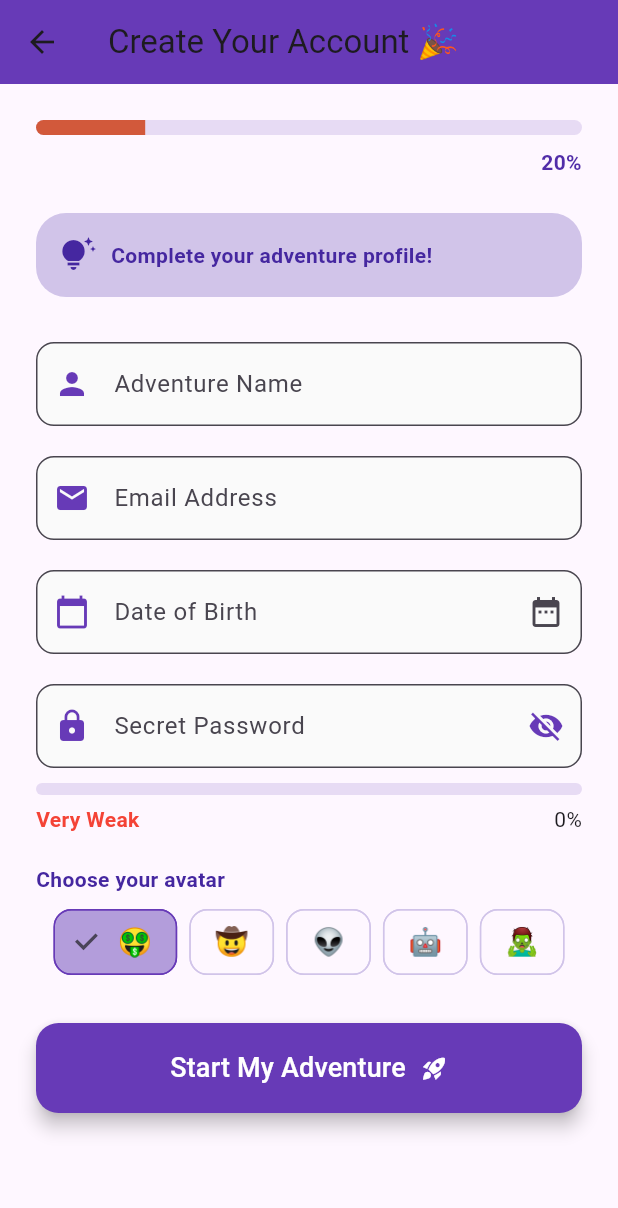
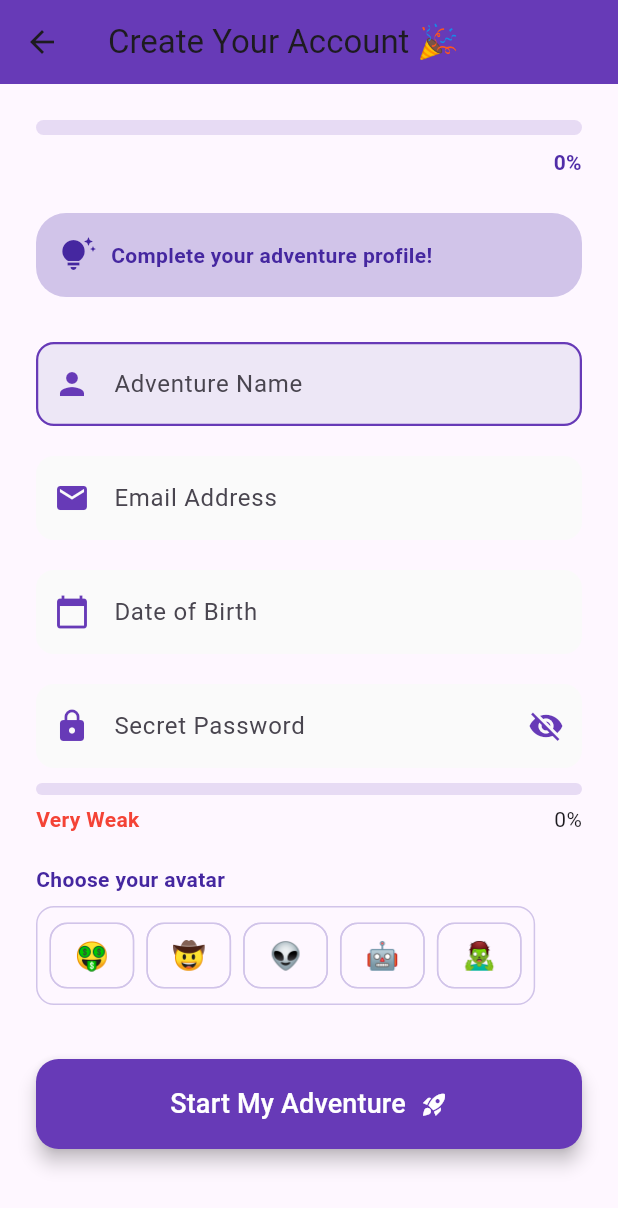
Before and after one commit to NickJohnson06/signup_adventure, a Flutter app: the SignupScreen screen opened directly, on a phone screen of 412 x 824 dp. Shown: the top 1208 px of the screen. Run offline on Flutter 3.47's test engine with Material 3 defaults, Android fonts, the phone set to English and light mode, and no system bars; our stand-ins replace animated_text_kit, confetti.

Commit message:
Bonus: added bounce effect with checkmarks for valid inputs and sequential field highlighting

```diff
--- a/lib/screens/signup_screen.dart
+++ b/lib/screens/signup_screen.dart
@@ -20,7 +20,7 @@ class _SignupScreenState extends State<SignupScreen> {
 
   // Avatar picker
   final List<String> _avatars = const ['🤑', '🤠', '👽', '🤖', '🧟‍♂️'];
-  String _selectedAvatar = '🤑';
+  String _selectedAvatar = '';
 
   // Password strength state
   int _pwdScore = 0;            // 0..5
@@ -144,7 +144,7 @@ class _SignupScreenState extends State<SignupScreen> {
           MaterialPageRoute(
             builder: (context) => SuccessScreen(
               userName: _nameController.text.trim(),
-              avatarEmoji: _selectedAvatar,
+              avatarEmoji: _selectedAvatar.isEmpty ? '😊' : _selectedAvatar,
               badges: badges,
             ),
           ),
@@ -155,14 +155,18 @@ class _SignupScreenState extends State<SignupScreen> {
 
   @override
   Widget build(BuildContext context) {
-    // Progress steps
+    // Progress steps (uses strength for password)
     final nameOk = _nameController.text.trim().isNotEmpty;
     final emailOk =
         RegExp(r'^[^@\s]+@[^@\s]+\.[^@\s]+$').hasMatch(_emailController.text.trim());
     final passwordOk = _pwdScore >= 2;
     final dobOk = _dobController.text.trim().isNotEmpty;
     final avatarOk = _selectedAvatar.isNotEmpty;
+
     final steps = [nameOk, emailOk, passwordOk, dobOk, avatarOk];
+
+    // Sequential field highlighting
+    final currentStepIndex = steps.indexWhere((s) => !s); // -1 when all done
 
     return Scaffold(
       appBar: AppBar(
@@ -209,20 +213,35 @@ class _SignupScreenState extends State<SignupScreen> {
                 const SizedBox(height: 30),
 
                 // Name
-                _buildTextField(
+                _bounceField(
+                  index: 0,
+                  isValid: nameOk,
+                  currentStepIndex: currentStepIndex,
+                  child: _buildTextField(
                     controller: _nameController,
                     label: 'Adventure Name',
                     icon: Icons.person,
+                    isValid: nameOk,
+                    isHighlighted: currentStepIndex == 0,
+                    extraSuffix: _validCheckIcon(nameOk),
                     validator: (v) =>
                         (v == null || v.isEmpty) ? 'What should we call you on this adventure?' : null,
+                  ),
                 ),
                 const SizedBox(height: 20),
 
                 // Email
-                _buildTextField(
+                _bounceField(
+                  index: 1,
+                  isValid: emailOk,
+                  currentStepIndex: currentStepIndex,
+                  child: _buildTextField(
                     controller: _emailController,
                     label: 'Email Address',
                     icon: Icons.email,
+                    isValid: emailOk,
+                    isHighlighted: currentStepIndex == 1,
+                    extraSuffix: _validCheckIcon(emailOk),
                     validator: (v) {
                       if (v == null || v.isEmpty) return 'We need your email for adventure updates!';
                       if (!v.contains('@') || !v.contains('.')) {
@@ -231,53 +250,30 @@ class _SignupScreenState extends State<SignupScreen> {
                       return null;
                     },
                   ),
+                ),
                 const SizedBox(height: 20),
 
                 // DOB
-                TextFormField(
-                  controller: _dobController,
-                  readOnly: true,
-                  onTap: _selectDate,
-                  decoration: InputDecoration(
-                    labelText: 'Date of Birth',
-                    prefixIcon: const Icon(Icons.calendar_today, color: Colors.deepPurple),
-                    border: OutlineInputBorder(borderRadius: BorderRadius.circular(12)),
-                    filled: true,
-                    fillColor: Colors.grey[50],
-                    suffixIcon: IconButton(
-                      icon: const Icon(Icons.date_range),
-                      onPressed: _selectDate,
+                _bounceField(
+                  index: 3,
+                  isValid: dobOk,
+                  currentStepIndex: currentStepIndex,
+                  child: _dobField(
+                    isValid: dobOk,
+                    isHighlighted: currentStepIndex == 3,
                   ),
-                  ),
-                  validator: (v) =>
-                      (v == null || v.isEmpty) ? 'When did your adventure begin?' : null,
                 ),
                 const SizedBox(height: 20),
 
                 // Password
-                TextFormField(
-                  controller: _passwordController,
-                  obscureText: !_isPasswordVisible,
-                  onChanged: _updatePasswordStrength,
-                  decoration: InputDecoration(
-                    labelText: 'Secret Password',
-                    prefixIcon: const Icon(Icons.lock, color: Colors.deepPurple),
-                    border: OutlineInputBorder(borderRadius: BorderRadius.circular(12)),
-                    filled: true,
-                    fillColor: Colors.grey[50],
-                    suffixIcon: IconButton(
-                      icon: Icon(
-                        _isPasswordVisible ? Icons.visibility : Icons.visibility_off,
-                        color: Colors.deepPurple,
+                _bounceField(
+                  index: 2,
+                  isValid: passwordOk,
+                  currentStepIndex: currentStepIndex,
+                  child: _passwordField(
+                    isValid: passwordOk,
+                    isHighlighted: currentStepIndex == 2,
                   ),
-                      onPressed: () => setState(() => _isPasswordVisible = !_isPasswordVisible),
-                    ),
-                  ),
-                  validator: (v) {
-                    if (v == null || v.isEmpty) return 'Every adventurer needs a secret password!';
-                    if (v.length < 6) return 'Make it stronger! At least 6 characters';
-                    return null;
-                  },
                 ),
 
                 // Strength meter
@@ -315,32 +311,14 @@ class _SignupScreenState extends State<SignupScreen> {
                 const SizedBox(height: 20),
 
                 // Avatar picker
-                Align(
-                  alignment: Alignment.centerLeft,
-                  child: Text(
-                    'Choose your avatar',
-                    style: TextStyle(fontSize: 14, fontWeight: FontWeight.w700, color: Colors.deepPurple[800]),
+                _bounceField(
+                  index: 4,
+                  isValid: avatarOk,
+                  currentStepIndex: currentStepIndex,
+                  child: _avatarPicker(
+                    isValid: avatarOk,
+                    isHighlighted: currentStepIndex == 4,
                   ),
-                ),
-                const SizedBox(height: 8),
-                Wrap(
-                  spacing: 8,
-                  runSpacing: 8,
-                  children: _avatars.map((emoji) {
-                    final selected = _selectedAvatar == emoji;
-                    return ChoiceChip(
-                      label: Text(emoji, style: const TextStyle(fontSize: 18)),
-                      selected: selected,
-                      selectedColor: Colors.deepPurple[200],
-                      onSelected: (_) => setState(() => _selectedAvatar = emoji),
-                      shape: RoundedRectangleBorder(
-                        borderRadius: BorderRadius.circular(12),
-                        side: BorderSide(
-                          color: selected ? Colors.deepPurple : Colors.deepPurple.shade100,
-                        ),
-                      ),
-                    );
-                  }).toList(),
                 ),
                 const SizedBox(height: 30),
 
@@ -381,22 +359,213 @@ class _SignupScreenState extends State<SignupScreen> {
     );
   }
 
+  //  UI helpers
+
+  // Wraps a field with a "bounce"
+  Widget _bounceField({
+    required int index,
+    required bool isValid,
+    required int currentStepIndex,
+    required Widget child,
+  }) {
+
+    final scale = isValid ? 1.02 : 1.0;
+    return AnimatedScale(
+      scale: scale,
+      duration: const Duration(milliseconds: 250),
+      curve: Curves.elasticOut,
+      child: child,
+    );
+  }
+
+  // Reusable text field with highlight + success styles
   Widget _buildTextField({
     required TextEditingController controller,
     required String label,
     required IconData icon,
+    required bool isValid,
+    required bool isHighlighted,
     required String? Function(String?) validator,
+    Widget? extraSuffix, // e.g., checkmark
   }) {
+    final baseFill = Colors.grey[50]!;
+    final highlightFill = Colors.deepPurple[50]!;
+    final fill = isHighlighted ? highlightFill : baseFill;
+
+    final borderColor = isValid
+        ? Colors.green
+        : (isHighlighted ? Colors.deepPurple : Colors.transparent);
+
     return TextFormField(
       controller: controller,
       decoration: InputDecoration(
         labelText: label,
         prefixIcon: Icon(icon, color: Colors.deepPurple),
         border: OutlineInputBorder(borderRadius: BorderRadius.circular(12)),
+        enabledBorder: OutlineInputBorder(
+          borderRadius: BorderRadius.circular(12),
+          borderSide: BorderSide(color: borderColor, width: isValid ? 2 : (isHighlighted ? 1.5 : 0)),
+        ),
         filled: true,
-        fillColor: Colors.grey[50],
+        fillColor: fill,
+        suffixIcon: extraSuffix,
       ),
       validator: validator,
     );
   }
+
+  // DOB field with highlight + check
+  Widget _dobField({required bool isValid, required bool isHighlighted}) {
+    final baseFill = Colors.grey[50]!;
+    final highlightFill = Colors.deepPurple[50]!;
+    final fill = isHighlighted ? highlightFill : baseFill;
+
+    final borderColor = isValid
+        ? Colors.green
+        : (isHighlighted ? Colors.deepPurple : Colors.transparent);
+
+    return TextFormField(
+      controller: _dobController,
+      readOnly: true,
+      onTap: _selectDate,
+      decoration: InputDecoration(
+        labelText: 'Date of Birth',
+        prefixIcon: const Icon(Icons.calendar_today, color: Colors.deepPurple),
+        border: OutlineInputBorder(borderRadius: BorderRadius.circular(12)),
+        enabledBorder: OutlineInputBorder(
+          borderRadius: BorderRadius.circular(12),
+          borderSide: BorderSide(color: borderColor, width: isValid ? 2 : (isHighlighted ? 1.5 : 0)),
+        ),
+        filled: true,
+        fillColor: fill,
+        suffixIcon: _validCheckIcon(isValid),
+        suffixIconConstraints: const BoxConstraints(minWidth: 0, minHeight: 0),
+      ),
+      validator: (v) =>
+          (v == null || v.isEmpty) ? 'When did your adventure begin?' : null,
+    );
   }
+
+  // Password field with highlight + visibility toggle + checkmark
+  Widget _passwordField({required bool isValid, required bool isHighlighted}) {
+    final baseFill = Colors.grey[50]!;
+    final highlightFill = Colors.deepPurple[50]!;
+    final fill = isHighlighted ? highlightFill : baseFill;
+
+    final borderColor = isValid
+        ? Colors.green
+        : (isHighlighted ? Colors.deepPurple : Colors.transparent);
+
+    return TextFormField(
+      controller: _passwordController,
+      obscureText: !_isPasswordVisible,
+      onChanged: _updatePasswordStrength,
+      decoration: InputDecoration(
+        labelText: 'Secret Password',
+        prefixIcon: const Icon(Icons.lock, color: Colors.deepPurple),
+        border: OutlineInputBorder(borderRadius: BorderRadius.circular(12)),
+        enabledBorder: OutlineInputBorder(
+          borderRadius: BorderRadius.circular(12),
+          borderSide: BorderSide(color: borderColor, width: isValid ? 2 : (isHighlighted ? 1.5 : 0)),
+        ),
+        filled: true,
+        fillColor: fill,
+        // Show both the eye toggle and the checkmark
+        suffixIcon: Row(
+          mainAxisSize: MainAxisSize.min,
+          children: [
+            if (isValid) _validCheckIcon(true),
+            IconButton(
+              icon: Icon(
+                _isPasswordVisible ? Icons.visibility : Icons.visibility_off,
+                color: Colors.deepPurple,
+              ),
+              onPressed: () => setState(() => _isPasswordVisible = !_isPasswordVisible),
+            ),
+          ],
+        ),
+      ),
+      validator: (v) {
+        if (v == null || v.isEmpty) return 'Every adventurer needs a secret password!';
+        if (v.length < 6) return 'Make it stronger! At least 6 characters';
+        return null;
+      },
+    );
+  }
+
+  // Avatar picker with highlight + success ring + bounce handled by wrapper
+  Widget _avatarPicker({required bool isValid, required bool isHighlighted}) {
+    final ringColor = isValid
+        ? Colors.green
+        : (isHighlighted ? Colors.deepPurple : Colors.deepPurple.shade100);
+
+    return Column(
+      crossAxisAlignment: CrossAxisAlignment.start,
+      children: [
+        Align(
+          alignment: Alignment.centerLeft,
+          child: Text(
+            'Choose your avatar',
+            style: TextStyle(
+              fontSize: 14,
+              fontWeight: FontWeight.w700,
+              color: Colors.deepPurple[800],
+            ),
+          ),
+        ),
+        const SizedBox(height: 8),
+        AnimatedContainer(
+          duration: const Duration(milliseconds: 250),
+          curve: Curves.easeOut,
+          padding: const EdgeInsets.all(8),
+          decoration: BoxDecoration(
+            color: isHighlighted ? Colors.deepPurple[50] : null,
+            borderRadius: BorderRadius.circular(12),
+            border: Border.all(color: ringColor, width: isValid ? 2 : 1),
+          ),
+          child: Wrap(
+            spacing: 8,
+            runSpacing: 8,
+            children: _avatars.map((emoji) {
+              final selected = _selectedAvatar == emoji;
+              return ChoiceChip(
+                label: Text(emoji, style: const TextStyle(fontSize: 18)),
+                selected: selected,
+                selectedColor: Colors.deepPurple[200],
+                onSelected: (_) => setState(() => _selectedAvatar = emoji),
+                shape: RoundedRectangleBorder(
+                  borderRadius: BorderRadius.circular(12),
+                  side: BorderSide(
+                    color: selected ? Colors.deepPurple : Colors.deepPurple.shade100,
+                  ),
+                ),
+              );
+            }).toList(),
+          ),
+        ),
+        const SizedBox(height: 6),
+        if (isValid)
+          Row(
+            children: const [
+              Icon(Icons.check_circle, color: Colors.green, size: 18),
+              SizedBox(width: 6),
+              Text('Avatar set!', style: TextStyle(color: Colors.green)),
+            ],
+          ),
+      ],
+    );
+  }
+
+  // Animated checkmark that scales in when valid
+  Widget _validCheckIcon(bool show) {
+    return AnimatedScale(
+      scale: show ? 1.0 : 0.0,
+      duration: const Duration(milliseconds: 220),
+      curve: Curves.easeOutBack,
+      child: const Padding(
+        padding: EdgeInsets.only(right: 6.0),
+        child: Icon(Icons.check_circle, color: Colors.green, size: 20),
+      ),
+    );
+  }
+}
--- a/lib/screens/success_screen.dart
+++ b/lib/screens/success_screen.dart
@@ -5,7 +5,7 @@ import 'package:confetti/confetti.dart';
 class SuccessScreen extends StatefulWidget {
   final String userName;
   final String avatarEmoji;
-  final List<String> badges; // NEW
+  final List<String> badges;
 
   const SuccessScreen({
     super.key,
```
Lines whose indentation alone changed are shown as unchanged.
